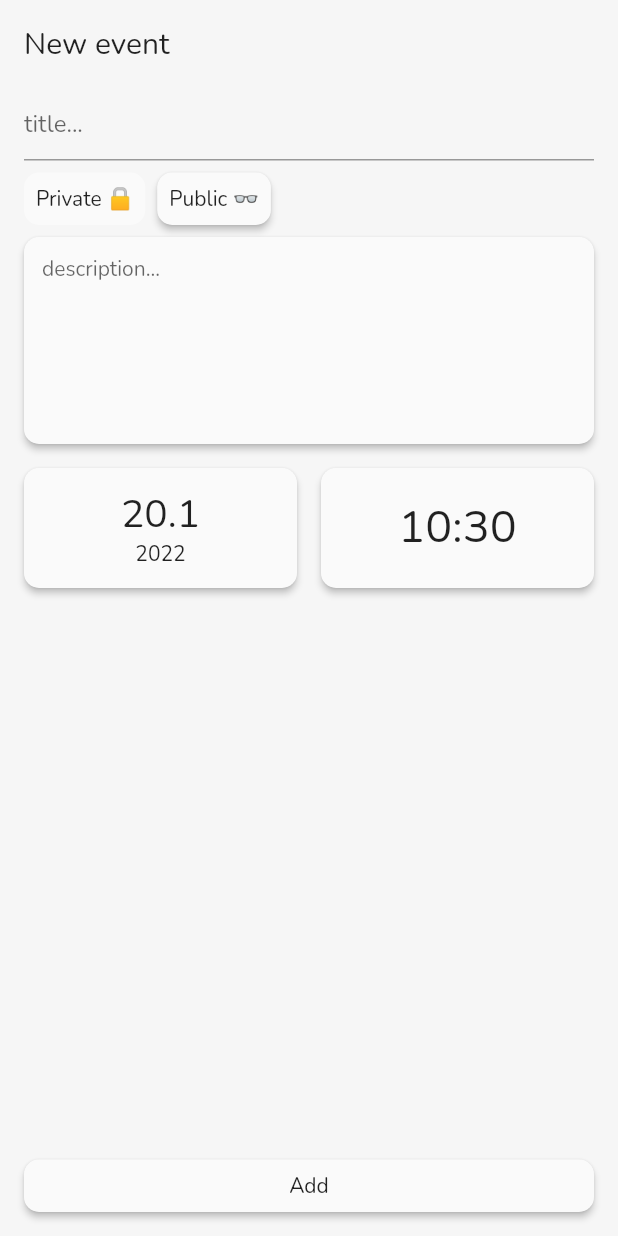
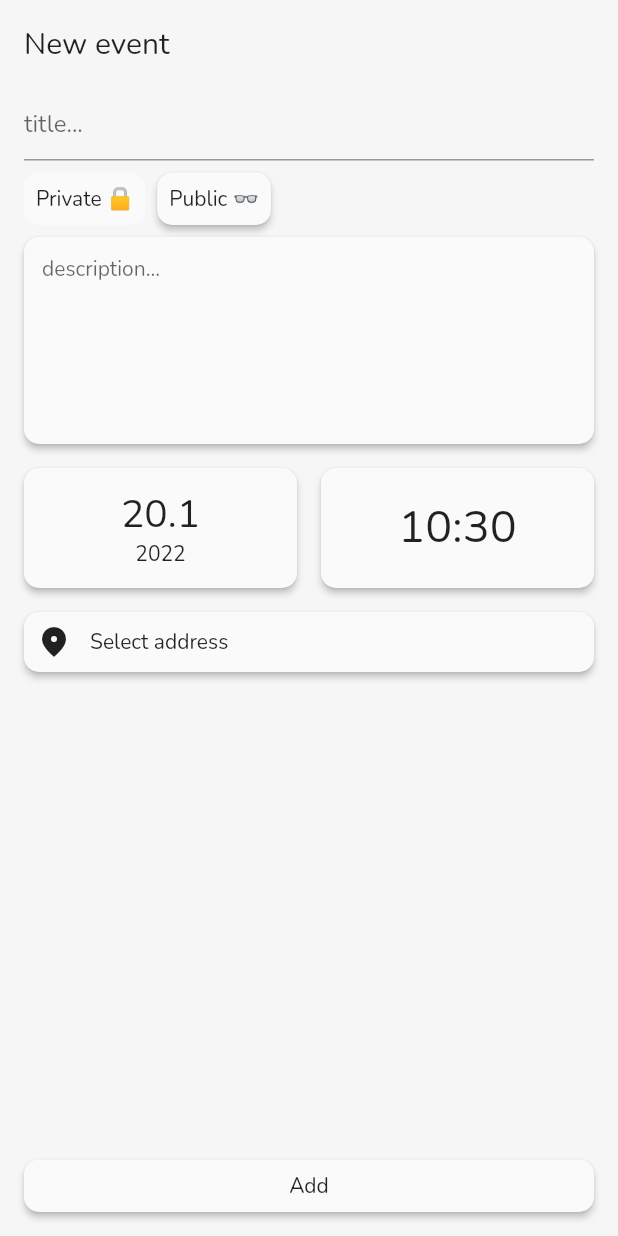
Before and after one commit to krzygrzywygrzy/party, a Flutter app: the AddEvent screen opened by its route, on a phone screen of 412 x 824 dp. Run offline on Flutter 3.47's test engine with Material 2 defaults, Android fonts, the phone set to English and light mode, and no system bars; our stand-ins replace cloud_firestore, dartz, firebase_auth, firebase_core, flutter_riverpod, google_maps_flutter; accounts and stored records are empty.

Commit message:
small updates, Map page

```diff
--- a/lib/main.dart
+++ b/lib/main.dart
@@ -6,6 +6,7 @@ import 'package:party/pages/add_event/add_event.dart';
 import 'package:party/pages/auth/signin.dart';
 import 'package:party/pages/auth/singup.dart';
 import 'package:party/pages/home/home.dart';
+import 'package:party/pages/map/map.dart';
 import 'package:party/pages/welcome/welcome.dart';
 
 import 'firebase_options.dart';
@@ -38,6 +39,7 @@ class MyApp extends StatelessWidget {
         SignUp.path: (context) => const SignUp(),
         SignIn.path: (context) => const SignIn(),
         AddEvent.path: (context) => const AddEvent(),
+        MapPage.path: (context) => const MapPage(),
       },
     );
   }
--- a/lib/models/event.dart
+++ b/lib/models/event.dart
@@ -30,7 +30,7 @@ class Event {
         minute: json["minute"],
         hour: json["hour"],
       ),
-      startDate: DateTime(json["startDate"]),
+      startDate: DateTime.parse(json["startDate"]),
     );
   }
 
--- a/lib/pages/add_event/add_event.dart
+++ b/lib/pages/add_event/add_event.dart
@@ -4,6 +4,7 @@ import 'package:flutter_riverpod/flutter_riverpod.dart';
 import 'package:party/core/failure.dart';
 import 'package:party/models/event.dart';
 import 'package:party/pages/account/account.dart';
+import 'package:party/pages/map/map.dart';
 import 'package:party/services/event_service.dart';
 import 'package:party/widgets/input/button.dart';
 import 'package:party/widgets/input/custom_text_field.dart';
@@ -40,6 +41,13 @@ class _AddEventState extends ConsumerState<AddEvent> {
     });
 
     super.initState();
+  }
+
+  @override
+  void dispose() {
+    _titleController.dispose();
+    _descriptionController.dispose();
+    super.dispose();
   }
 
   bool _loading = false;
@@ -222,6 +230,29 @@ class _AddEventState extends ConsumerState<AddEvent> {
                       ],
                     ),
                     const SizedBox(
+                      height: 16.0,
+                    ),
+                    Row(
+                      children: [
+                        ElevatedCard(
+                          onClick: () =>
+                              Navigator.pushNamed(context, MapPage.path),
+                          child: Padding(
+                            padding: const EdgeInsets.all(8.0),
+                            child: Row(
+                              children: const [
+                                Icon(Icons.place_sharp),
+                                SizedBox(
+                                  width: 12.0,
+                                ),
+                                Text("Select address"),
+                              ],
+                            ),
+                          ),
+                        ),
+                      ],
+                    ),
+                    const SizedBox(
                       height: 72.0,
                     ),
                   ],
--- a/lib/pages/home/home_events.dart
+++ b/lib/pages/home/home_events.dart
@@ -28,10 +28,8 @@ class HomeEvents extends ConsumerWidget {
         message = failure.message;
       }
 
-      return Expanded(
-        child: Center(
-          child: Text(message ?? "Unknown error occurred"),
-        ),
+      return Center(
+        child: Text(message ?? "Unknown error occurred"),
       );
     } else {
       return buildEvents(homeData.events!);
--- a/lib/widgets/input/custom_text_field.dart
+++ b/lib/widgets/input/custom_text_field.dart
@@ -20,9 +20,6 @@ class CustomTextField extends StatelessWidget {
       cursorColor: Colors.black,
       decoration: InputDecoration(
         hintText: hint,
-        // enabledBorder: UnderlineInputBorder(
-        //   borderSide: BorderSide(color: Colors.cyan),
-        // ),
         focusedBorder: const UnderlineInputBorder(
           borderSide: BorderSide(
             color: Colors.black,
--- a/pubspec.yaml
+++ b/pubspec.yaml
@@ -39,6 +39,8 @@ dependencies:
   flutter_riverpod: ^1.0.2
   cloud_firestore: ^3.1.5
   dartz: ^0.10.1
+  google_maps_flutter: ^2.1.1
+  json_annotation: ^4.4.0
 
 dev_dependencies:
   flutter_test:
```
Also changed, not shown: lib/pages/auth/signin.dart (+9 -0 lines), lib/pages/auth/singup.dart (+7 -0 lines), lib/pages/map/map.dart (added, +106 -0 lines), pubspec.lock, 1 other file.
